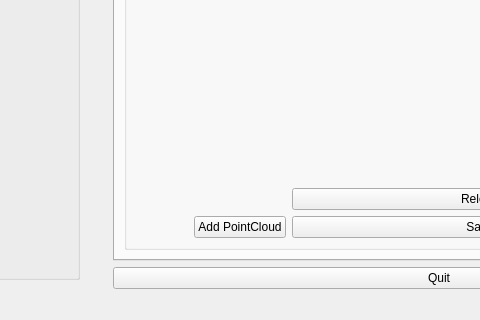
Old version of the form ui/main_window.ui in the repository sindreraknes/qt_master; both pictures show x 466 to 946 and y 500 to 820 of the 1240 by 820 pixel window.
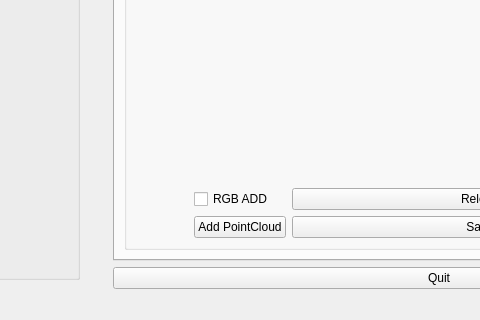
New version of the form. The open tabs and pages were chosen to show the change. Icons and pictures are not drawn.

Commit message: Tried RGB, somethings wrong..

```diff
--- a/ui/main_window.ui
+++ b/ui/main_window.ui
@@ -366,6 +366,13 @@
               </property>
              </widget>
             </item>
+            <item row="8" column="1">
+             <widget class="QCheckBox" name="check_RGB">
+              <property name="text">
+               <string>RGB ADD</string>
+              </property>
+             </widget>
+            </item>
            </layout>
           </widget>
          </item>
```
Left out of the diff: 2 changed lines with no effect on the pictures. The commit also changes 2 other files.
